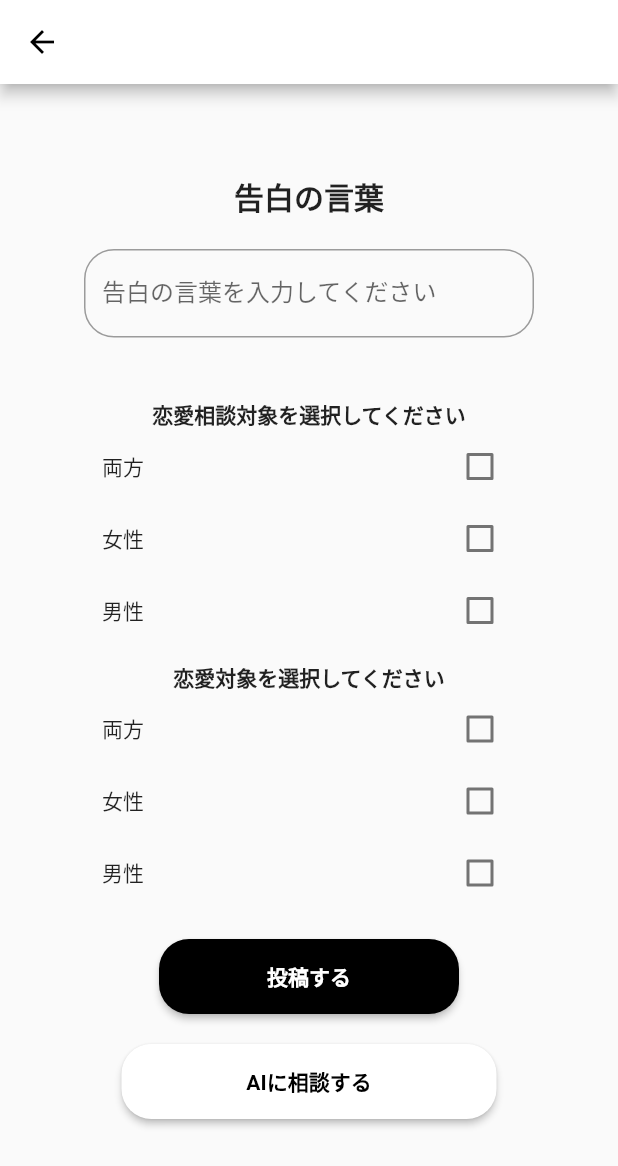
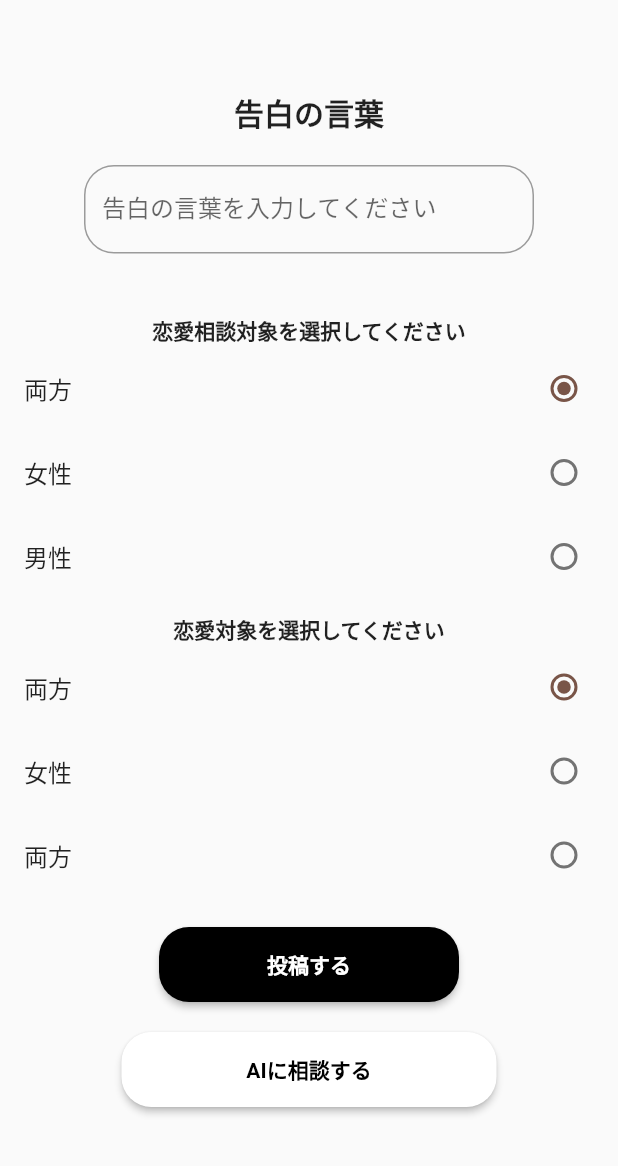
Before and after one commit to gadgelogger/aoharu, a Flutter app: the CreatePost screen opened directly, on a phone screen of 412 x 824 dp. Shown: the top 1166 px of the screen. Run offline on Flutter 3.47's test engine with Material 2 defaults, Android fonts, the phone set to English and light mode, and no system bars; our stand-ins replace convex_bottom_bar, firebase_core; accounts and stored records are empty.

Commit message:
チェックボックスをラジオボタンにしました。

```diff
--- a/lib/create_post.dart
+++ b/lib/create_post.dart
@@ -1,30 +1,24 @@
 import 'package:flutter/material.dart';
 
+enum Consult_Choices { both_consult, girl_consult, boy_consult }
+
+enum Subject_Choices { both_subject, girl_subject, boy_subject }
+
 class CreatePost extends StatefulWidget {
+  const CreatePost({Key? key}) : super(key: key);
+
   @override
   State<CreatePost> createState() => _CreatePostState();
 }
 
 class _CreatePostState extends State<CreatePost> {
+  Consult_Choices? _consultChoice = Consult_Choices.both_consult;
+  Subject_Choices? _subjectChoice = Subject_Choices.both_subject;
   final _userInputController = TextEditingController();
-
-  bool _boyGirl = false;
-  bool _girl = false;
-  bool _boy = false;
-  bool _both = false;
-  bool _girlSubject = false;
-  bool _boySubject = false;
 
   @override
   Widget build(BuildContext context) {
     return Scaffold(
-      appBar: AppBar(
-        backgroundColor: Colors.white,
-        leading: IconButton(
-          icon: const Icon(Icons.arrow_back, color: Colors.black),
-          onPressed: () => Navigator.of(context).pop(),
-        ),
-      ),
       body: SingleChildScrollView(
         child: Center(
           child: Column(
@@ -59,57 +53,40 @@ class _CreatePostState extends State<CreatePost> {
               ),
               Container(
                 alignment: Alignment.bottomLeft,
-                child: Column(children: [
-                  Row(
-                    mainAxisAlignment: MainAxisAlignment.center,
+                child: Column(
                   children: [
-                      const Text("両方"), // figmaでは男女だったのですが、変えました。
-                      const SizedBox(
-                        width: 200,
-                      ),
-                      Checkbox(
-                        value: _boyGirl,
-                        onChanged: (bool? value) {
+                    RadioListTile(
+                      controlAffinity: ListTileControlAffinity.trailing,
+                      title: const Text("両方"),
+                      value: Consult_Choices.both_consult,
+                      groupValue: _consultChoice,
+                      onChanged: (Consult_Choices? value) {
                         setState(() {
-                            _boyGirl = value!;
+                          _consultChoice = value;
                         });
                       },
                     ),
-                    ],
-                  ),
-                  Row(
-                    mainAxisAlignment: MainAxisAlignment.center,
-                    children: [
-                      const Text("女性"),
-                      const SizedBox(
-                        width: 200,
-                      ),
-                      Checkbox(
-                        value: _girl,
-                        onChanged: (bool? value) {
+                    RadioListTile(
+                      controlAffinity: ListTileControlAffinity.trailing,
+                      title: const Text("女性"),
+                      value: Consult_Choices.girl_consult,
+                      groupValue: _consultChoice,
+                      onChanged: (Consult_Choices? value) {
                         setState(() {
-                            _girl = value!;
+                          _consultChoice = value;
                         });
                       },
                     ),
-                    ],
-                  ),
-                  Row(
-                    mainAxisAlignment: MainAxisAlignment.center,
-                    children: [
-                      const Text("男性"),
-                      const SizedBox(
-                        width: 200,
-                      ),
-                      Checkbox(
-                        value: _boy,
-                        onChanged: (bool? value) {
+                    RadioListTile(
+                      controlAffinity: ListTileControlAffinity.trailing,
+                      title: const Text("男性"),
+                      value: Consult_Choices.boy_consult,
+                      groupValue: _consultChoice,
+                      onChanged: (Consult_Choices? value) {
                         setState(() {
-                            _boy = value!;
+                          _consultChoice = value;
                         });
                       },
-                      ),
-                    ],
                     ),
                     const SizedBox(
                       height: 10,
@@ -118,56 +95,38 @@ class _CreatePostState extends State<CreatePost> {
                       "恋愛対象を選択してください",
                       style: TextStyle(fontWeight: FontWeight.bold),
                     ),
-                  Row(
-                    mainAxisAlignment: MainAxisAlignment.center,
-                    children: [
-                      const Text("両方"),
-                      const SizedBox(
-                        width: 200,
-                      ),
-                      Checkbox(
-                        value: _both,
-                        onChanged: (bool? value) {
+                    RadioListTile(
+                      controlAffinity: ListTileControlAffinity.trailing,
+                      title: const Text("両方"),
+                      value: Subject_Choices.both_subject,
+                      groupValue: _subjectChoice,
+                      onChanged: (Subject_Choices? value) {
                         setState(() {
-                            _both = value!;
+                          _subjectChoice = value;
                         });
                       },
                     ),
-                    ],
-                  ),
-                  Row(
-                    mainAxisAlignment: MainAxisAlignment.center,
-                    children: [
-                      const Text("女性"),
-                      const SizedBox(
-                        width: 200,
-                      ),
-                      Checkbox(
-                        value: _girlSubject,
-                        onChanged: (bool? value) {
+                    RadioListTile(
+                      controlAffinity: ListTileControlAffinity.trailing,
+                      title: const Text("女性"),
+                      value: Subject_Choices.girl_subject,
+                      groupValue: _subjectChoice,
+                      onChanged: (Subject_Choices? value) {
                         setState(() {
-                            _girlSubject = value!;
+                          _subjectChoice = value;
                         });
                       },
                     ),
-                    ],
-                  ),
-                  Row(
-                    mainAxisAlignment: MainAxisAlignment.center,
-                    children: [
-                      const Text("男性"),
-                      const SizedBox(
-                        width: 200,
-                      ),
-                      Checkbox(
-                        value: _boySubject,
-                        onChanged: (bool? value) {
+                    RadioListTile(
+                      controlAffinity: ListTileControlAffinity.trailing,
+                      title: const Text("両方"),
+                      value: Subject_Choices.boy_subject,
+                      groupValue: _subjectChoice,
+                      onChanged: (Subject_Choices? value) {
                         setState(() {
-                            _boySubject = value!;
+                          _subjectChoice = value;
                         });
                       },
-                      ),
-                    ],
                     ),
                     const SizedBox(
                       height: 20,
@@ -216,8 +175,9 @@ class _CreatePostState extends State<CreatePost> {
                         ),
                       ),
                     ),
-                ]),
-              )
+                  ],
+                ),
+              ),
             ],
           ),
         ),
```
Lines whose indentation alone changed are shown as unchanged.
